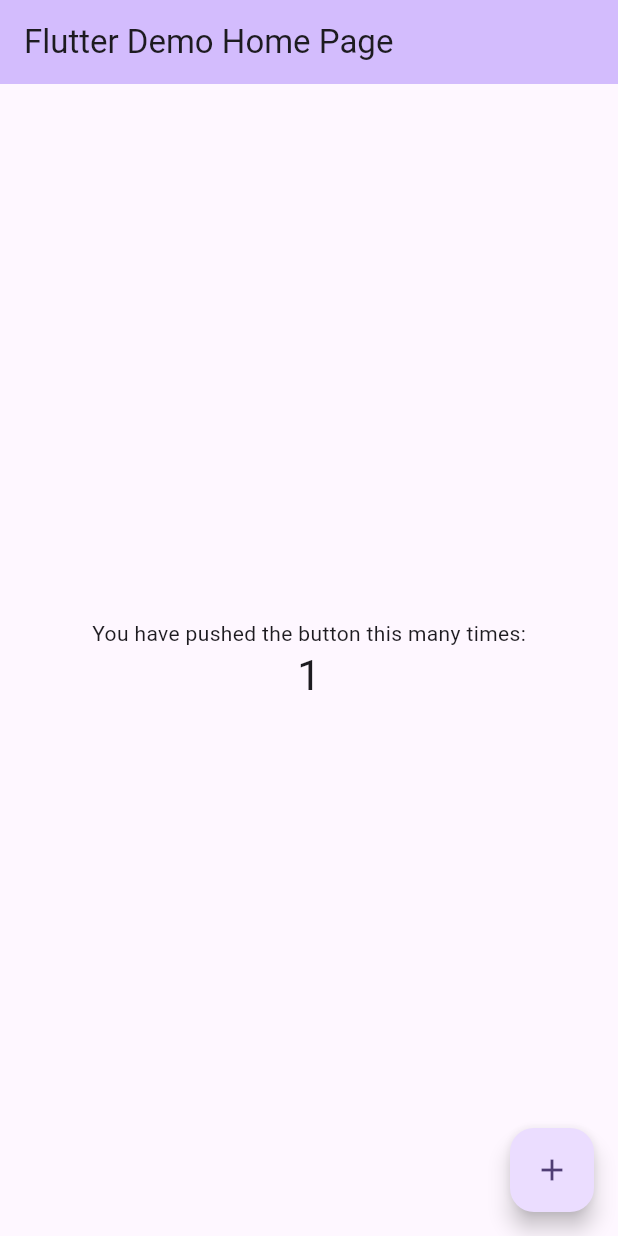
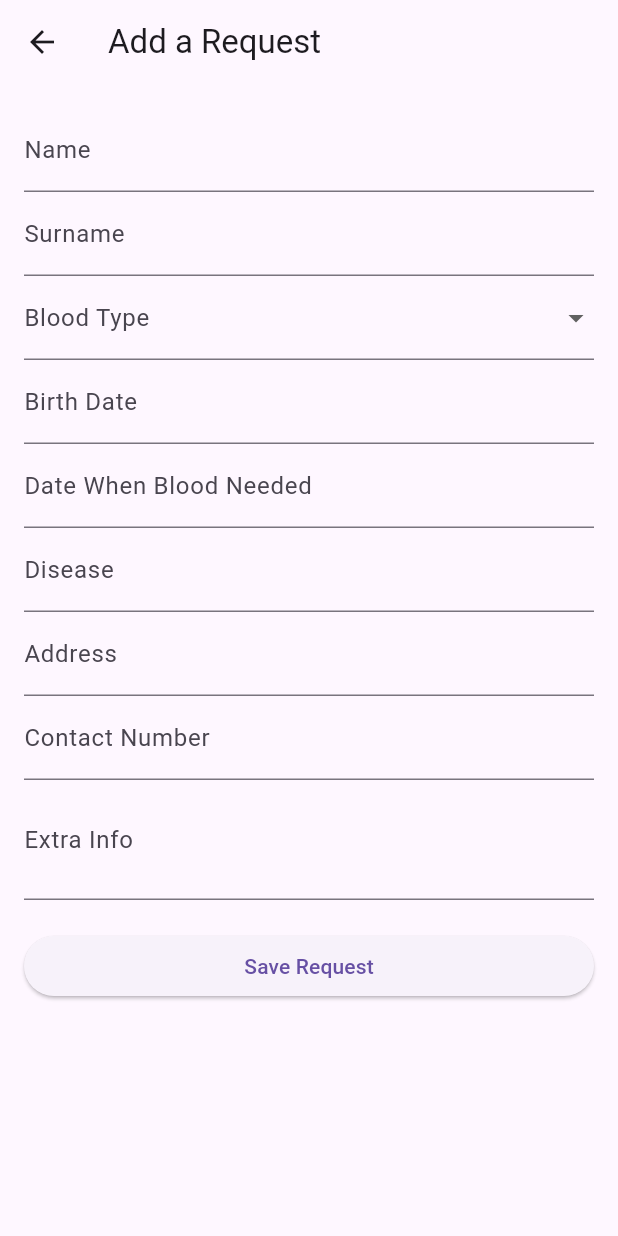
Before and after one commit to Durdana4/B-Life, a Flutter app: the screen it shows after launch, after a tap on the "add" icon, on a phone screen of 412 x 824 dp. Run offline on Flutter 3.47's test engine with Material 3 defaults, Android fonts, the phone set to English and light mode, and no system bars; our stand-ins replace sqflite; accounts and stored records are empty.

Commit message:
Add SQLite CRUD setup with request model and initial screens

```diff
--- a/lib/main.dart
+++ b/lib/main.dart
@@ -1,4 +1,7 @@
 import 'package:flutter/material.dart';
+import 'screens/requests/requests_list_screen.dart';
+import 'screens/requests/add_request_screen.dart';
+import 'screens/requests/request_details_screen.dart';
 
 void main() {
   runApp(const MyApp());
@@ -7,116 +10,17 @@ void main() {
 class MyApp extends StatelessWidget {
   const MyApp({super.key});
 
-  // This widget is the root of your application.
   @override
   Widget build(BuildContext context) {
     return MaterialApp(
-      title: 'Flutter Demo',
-      theme: ThemeData(
-        // This is the theme of your application.
-        //
-        // TRY THIS: Try running your application with "flutter run". You'll see
-        // the application has a purple toolbar. Then, without quitting the app,
-        // try changing the seedColor in the colorScheme below to Colors.green
-        // and then invoke "hot reload" (save your changes or press the "hot
-        // reload" button in a Flutter-supported IDE, or press "r" if you used
-        // the command line to start the app).
-        //
-        // Notice that the counter didn't reset back to zero; the application
-        // state is not lost during the reload. To reset the state, use hot
-        // restart instead.
-        //
-        // This works for code too, not just values: Most code changes can be
-        // tested with just a hot reload.
-        colorScheme: .fromSeed(seedColor: Colors.deepPurple),
-      ),
-      home: const MyHomePage(title: 'Flutter Demo Home Page'),
+      debugShowCheckedModeBanner: false,
+      title: 'BLife',
+      initialRoute: '/',
+      routes: {
+        '/': (context) => const RequestsListScreen(),
+        '/addRequest': (context) => const AddRequestScreen(),
+        '/requestDetails': (context) => const RequestDetailsScreen(),
+      },
     );
   }
 }
-
-class MyHomePage extends StatefulWidget {
-  const MyHomePage({super.key, required this.title});
-
-  // This widget is the home page of your application. It is stateful, meaning
-  // that it has a State object (defined below) that contains fields that affect
-  // how it looks.
-
-  // This class is the configuration for the state. It holds the values (in this
-  // case the title) provided by the parent (in this case the App widget) and
-  // used by the build method of the State. Fields in a Widget subclass are
-  // always marked "final".
-
-  final String title;
-
-  @override
-  State<MyHomePage> createState() => _MyHomePageState();
-}
-
-class _MyHomePageState extends State<MyHomePage> {
-  int _counter = 0;
-
-  void _incrementCounter() {
-    setState(() {
-      // This call to setState tells the Flutter framework that something has
-      // changed in this State, which causes it to rerun the build method below
-      // so that the display can reflect the updated values. If we changed
-      // _counter without calling setState(), then the build method would not be
-      // called again, and so nothing would appear to happen.
-      _counter++;
-    });
-  }
-
-  @override
-  Widget build(BuildContext context) {
-    // This method is rerun every time setState is called, for instance as done
-    // by the _incrementCounter method above.
-    //
-    // The Flutter framework has been optimized to make rerunning build methods
-    // fast, so that you can just rebuild anything that needs updating rather
-    // than having to individually change instances of widgets.
-    return Scaffold(
-      appBar: AppBar(
-        // TRY THIS: Try changing the color here to a specific color (to
-        // Colors.amber, perhaps?) and trigger a hot reload to see the AppBar
-        // change color while the other colors stay the same.
-        backgroundColor: Theme.of(context).colorScheme.inversePrimary,
-        // Here we take the value from the MyHomePage object that was created by
-        // the App.build method, and use it to set our appbar title.
-        title: Text(widget.title),
-      ),
-      body: Center(
-        // Center is a layout widget. It takes a single child and positions it
-        // in the middle of the parent.
-        child: Column(
-          // Column is also a layout widget. It takes a list of children and
-          // arranges them vertically. By default, it sizes itself to fit its
-          // children horizontally, and tries to be as tall as its parent.
-          //
-          // Column has various properties to control how it sizes itself and
-          // how it positions its children. Here we use mainAxisAlignment to
-          // center the children vertically; the main axis here is the vertical
-          // axis because Columns are vertical (the cross axis would be
-          // horizontal).
-          //
-          // TRY THIS: Invoke "debug painting" (choose the "Toggle Debug Paint"
-          // action in the IDE, or press "p" in the console), to see the
-          // wireframe for each widget.
-          mainAxisAlignment: .center,
-          children: [
-            const Text('You have pushed the button this many times:'),
-            Text(
-              '$_counter',
-              style: Theme.of(context).textTheme.headlineMedium,
-            ),
-          ],
-        ),
-      ),
-      floatingActionButton: FloatingActionButton(
-        onPressed: _incrementCounter,
-        tooltip: 'Increment',
-        child: const Icon(Icons.add),
-      ),
-    );
-  }
-}
--- /dev/null
+++ b/lib/models/request.dart
@@ -0,0 +1,57 @@
+class RequestModel {
+  int? id;
+  String name;
+  String surname;
+  String bloodType;
+  String birthDate;
+  String neededDate;
+  String disease;
+  String address;
+  String contactNumber;
+  String extraInfo;
+
+  RequestModel({
+    this.id,
+    required this.name,
+    required this.surname,
+    required this.bloodType,
+    required this.birthDate,
+    required this.neededDate,
+    required this.disease,
+    required this.address,
+    required this.contactNumber,
+    required this.extraInfo,
+  });
+
+  // Convert Request to Map for SQLite
+  Map<String, dynamic> toMap() {
+    return {
+      'id': id,
+      'name': name,
+      'surname': surname,
+      'bloodType': bloodType,
+      'birthDate': birthDate,
+      'neededDate': neededDate,
+      'disease': disease,
+      'address': address,
+      'contactNumber': contactNumber,
+      'extraInfo': extraInfo,
+    };
+  }
+
+  // Convert Map to Request
+  factory RequestModel.fromMap(Map<String, dynamic> map) {
+    return RequestModel(
+      id: map['id'],
+      name: map['name'],
+      surname: map['surname'],
+      bloodType: map['bloodType'],
+      birthDate: map['birthDate'],
+      neededDate: map['neededDate'],
+      disease: map['disease'],
+      address: map['address'],
+      contactNumber: map['contactNumber'],
+      extraInfo: map['extraInfo'],
+    );
+  }
+}
--- /dev/null
+++ b/lib/screens/requests/add_request_screen.dart
@@ -0,0 +1,153 @@
+import 'package:flutter/material.dart';
+import '../../models/request.dart';
+import '../../services/sqlite/database_helper.dart';
+
+class AddRequestScreen extends StatefulWidget {
+  const AddRequestScreen({Key? key}) : super(key: key);
+
+  @override
+  State<AddRequestScreen> createState() => _AddRequestScreenState();
+}
+
+class _AddRequestScreenState extends State<AddRequestScreen> {
+  final _formKey = GlobalKey<FormState>();
+
+  // Text controllers
+  final TextEditingController _nameController = TextEditingController();
+  final TextEditingController _surnameController = TextEditingController();
+  String? _selectedBloodType;
+
+  final TextEditingController _birthDateController = TextEditingController();
+  final TextEditingController _neededDateController = TextEditingController();
+
+  final TextEditingController _diseaseController = TextEditingController();
+  final TextEditingController _addressController = TextEditingController();
+  final TextEditingController _contactController = TextEditingController();
+  final TextEditingController _extraInfoController = TextEditingController();
+
+  // Blood types for dropdown
+  final List<String> _bloodTypes = [
+    "I+", "I-", "II+", "II-", "III+", "III-", "IV+", "IV-"
+  ];
+
+  Future<void> _saveRequest() async {
+    if (_formKey.currentState!.validate()) {
+      final newRequest = RequestModel(
+        name: _nameController.text,
+        surname: _surnameController.text,
+        bloodType: _selectedBloodType ?? '',
+        birthDate: _birthDateController.text,
+        neededDate: _neededDateController.text,
+        disease: _diseaseController.text,
+        address: _addressController.text,
+        contactNumber: _contactController.text,
+        extraInfo: _extraInfoController.text,
+      );
+
+      await DatabaseHelper.instance.insertRequest(newRequest);
+
+      ScaffoldMessenger.of(context).showSnackBar(
+        const SnackBar(content: Text("Request added successfully!")),
+      );
+
+      Navigator.pop(context);
+    }
+  }
+
+  @override
+  Widget build(BuildContext context) {
+    return Scaffold(
+      appBar: AppBar(title: const Text("Add a Request")),
+      body: Padding(
+        padding: const EdgeInsets.all(16.0),
+        child: Form(
+          key: _formKey,
+          child: ListView(
+            children: [
+              TextFormField(
+                controller: _nameController,
+                decoration: const InputDecoration(labelText: "Name"),
+                validator: (value) =>
+                value!.isEmpty ? "Name is required" : null,
+              ),
+
+              TextFormField(
+                controller: _surnameController,
+                decoration: const InputDecoration(labelText: "Surname"),
+                validator: (value) =>
+                value!.isEmpty ? "Surname is required" : null,
+              ),
+
+              // Blood Type Dropdown
+              DropdownButtonFormField<String>(
+                decoration: const InputDecoration(labelText: "Blood Type"),
+                items: _bloodTypes
+                    .map((bt) => DropdownMenuItem(
+                  value: bt,
+                  child: Text(bt),
+                ))
+                    .toList(),
+                onChanged: (value) {
+                  setState(() {
+                    _selectedBloodType = value;
+                  });
+                },
+                validator: (value) =>
+                value == null ? "Blood type is required" : null,
+              ),
+
+              TextFormField(
+                controller: _birthDateController,
+                decoration:
+                const InputDecoration(labelText: "Birth Date"),
+                validator: (value) =>
+                value!.isEmpty ? "Birth date is required" : null,
+              ),
+
+              TextFormField(
+                controller: _neededDateController,
+                decoration: const InputDecoration(
+                    labelText: "Date When Blood Needed"),
+                validator: (value) =>
+                value!.isEmpty ? "Required date is needed" : null,
+              ),
+
+              TextFormField(
+                controller: _diseaseController,
+                decoration: const InputDecoration(labelText: "Disease"),
+              ),
+
+              TextFormField(
+                controller: _addressController,
+                decoration: const InputDecoration(labelText: "Address"),
+                validator: (value) =>
+                value!.isEmpty ? "Address is required" : null,
+              ),
+
+              TextFormField(
+                controller: _contactController,
+                decoration:
+                const InputDecoration(labelText: "Contact Number"),
+                validator: (value) =>
+                value!.isEmpty ? "Contact number is required" : null,
+              ),
+
+              TextFormField(
+                controller: _extraInfoController,
+                decoration: const InputDecoration(labelText: "Extra Info"),
+                maxLines: 2,
+              ),
+
+              const SizedBox(height: 20),
+
+              ElevatedButton(
+                onPressed: _saveRequest,
+                child: const Text("Save Request"),
+              ),
+            ],
+          ),
+        ),
+      ),
+    );
+  }
+}
--- /dev/null
+++ b/lib/screens/requests/request_details_screen.dart
@@ -0,0 +1,103 @@
+import 'package:flutter/material.dart';
+import '../../models/request.dart';
+import '../../services/sqlite/database_helper.dart';
+
+class RequestDetailsScreen extends StatefulWidget {
+  const RequestDetailsScreen({Key? key}) : super(key: key);
+
+  @override
+  State<RequestDetailsScreen> createState() => _RequestDetailsScreenState();
+}
+
+class _RequestDetailsScreenState extends State<RequestDetailsScreen> {
+  RequestModel? request;
+
+  Future<void> _loadRequest(int id) async {
+    final data = await DatabaseHelper.instance.getRequest(id);
+    setState(() {
+      request = data;
+    });
+  }
+
+  Future<void> _deleteRequest(int id) async {
+    await DatabaseHelper.instance.deleteRequest(id);
+    Navigator.pop(context); // go back to list
+  }
+
+  @override
+  void didChangeDependencies() {
+    super.didChangeDependencies();
+
+    // Receive request ID from navigation arguments
+    final int id = ModalRoute.of(context)!.settings.arguments as int;
+    _loadRequest(id);
+  }
+
+  @override
+  Widget build(BuildContext context) {
+    return Scaffold(
+      appBar: AppBar(
+        title: const Text("Request Details"),
+        actions: [
+          IconButton(
+            icon: const Icon(Icons.delete),
+            onPressed: () {
+              if (request != null) {
+                _deleteRequest(request!.id!);
+              }
+            },
+          ),
+        ],
+      ),
+      body: request == null
+          ? const Center(child: CircularProgressIndicator())
+          : Padding(
+        padding: const EdgeInsets.all(16.0),
+        child: ListView(
+          children: [
+            _info("Name", request!.name),
+            _info("Surname", request!.surname),
+            _info("Blood Type", request!.bloodType),
+            _info("Birth Date", request!.birthDate),
+            _info("Needed Date", request!.neededDate),
+            _info("Disease", request!.disease),
+            _info("Address", request!.address),
+            _info("Contact Number", request!.contactNumber),
+            _info("Extra Info", request!.extraInfo),
+
+            const SizedBox(height: 20),
+
+            ElevatedButton(
+              onPressed: () {
+                Navigator.pushNamed(
+                  context,
+                  '/editRequest',
+                  arguments: request!.id,
+                ).then((_) {
+                  _loadRequest(request!.id!);
+                });
+              },
+              child: const Text("Edit Request"),
+            ),
+          ],
+        ),
+      ),
+    );
+  }
+
+  Widget _info(String title, String value) {
+    return Padding(
+      padding: const EdgeInsets.only(bottom: 12),
+      child: Column(
+        crossAxisAlignment: CrossAxisAlignment.start,
+        children: [
+          Text(title,
+              style:
+              const TextStyle(fontSize: 14, fontWeight: FontWeight.bold)),
+          const SizedBox(height: 4),
+          Text(value, style: const TextStyle(fontSize: 16)),
+        ],
+      ),
+    );
+  }
+}
--- /dev/null
+++ b/lib/screens/requests/requests_list_screen.dart
@@ -0,0 +1,74 @@
+import 'package:flutter/material.dart';
+import '../../models/request.dart';
+import '../../services/sqlite/database_helper.dart';
+
+class RequestsListScreen extends StatefulWidget {
+  const RequestsListScreen({Key? key}) : super(key: key);
+
+  @override
+  State<RequestsListScreen> createState() => _RequestsListScreenState();
+}
+
+class _RequestsListScreenState extends State<RequestsListScreen> {
+  List<RequestModel> _requests = [];
+
+  @override
+  void initState() {
+    super.initState();
+    _loadRequests();
+  }
+
+  Future<void> _loadRequests() async {
+    final data = await DatabaseHelper.instance.getAllRequests();
+    setState(() {
+      _requests = data;
+    });
+  }
+
+  @override
+  Widget build(BuildContext context) {
+    return Scaffold(
+      appBar: AppBar(
+        title: const Text("Blood Requests"),
+      ),
+      floatingActionButton: FloatingActionButton(
+        onPressed: () {
+          Navigator.pushNamed(context, '/addRequest').then((_) {
+            _loadRequests(); // Refresh after returning
+          });
+        },
+        child: const Icon(Icons.add),
+      ),
+      body: _requests.isEmpty
+          ? const Center(
+        child: Text(
+          "No requests yet",
+          style: TextStyle(fontSize: 18),
+        ),
+      )
+          : ListView.builder(
+        itemCount: _requests.length,
+        itemBuilder: (context, index) {
+          final req = _requests[index];
+          return Card(
+            elevation: 2,
+            margin: const EdgeInsets.symmetric(
+                horizontal: 12, vertical: 6),
+            child: ListTile(
+              title: Text("${req.name} ${req.surname}"),
+              subtitle: Text("Blood Type: ${req.bloodType}"),
+              trailing: const Icon(Icons.arrow_forward_ios),
+              onTap: () {
+                Navigator.pushNamed(
+                  context,
+                  '/requestDetails',
+                  arguments: req.id,
+                ).then((_) => _loadRequests());
+              },
+            ),
+          );
+        },
+      ),
+    );
+  }
+}
--- /dev/null
+++ b/lib/services/sqlite/database_helper.dart
@@ -0,0 +1,87 @@
+import 'dart:async';
+import 'package:path/path.dart';
+import 'package:sqflite/sqflite.dart';
+import '../../models/request.dart';
+
+class DatabaseHelper {
+  static final DatabaseHelper instance = DatabaseHelper._init();
+  static Database? _database;
+
+  DatabaseHelper._init();
+
+  Future<Database> get database async {
+    if (_database != null) return _database!;
+    _database = await _initDB('blife.db');
+    return _database!;
+  }
+
+  Future<Database> _initDB(String filePath) async {
+    final dbPath = await getDatabasesPath();
+    final path = join(dbPath, filePath);
+
+    return await openDatabase(
+      path,
+      version: 1,
+      onCreate: _createDB,
+    );
+  }
+
+  Future _createDB(Database db, int version) async {
+    await db.execute('''
+    CREATE TABLE requests(
+      id INTEGER PRIMARY KEY AUTOINCREMENT,
+      name TEXT,
+      surname TEXT,
+      bloodType TEXT,
+      birthDate TEXT,
+      neededDate TEXT,
+      disease TEXT,
+      address TEXT,
+      contactNumber TEXT,
+      extraInfo TEXT
+    )
+    ''');
+  }
+
+  // Create
+  Future<int> insertRequest(RequestModel request) async {
+    final db = await instance.database;
+    return await db.insert('requests', request.toMap());
+  }
+
+  // Read all
+  Future<List<RequestModel>> getAllRequests() async {
+    final db = await instance.database;
+    final result = await db.query('requests');
+    return result.map((e) => RequestModel.fromMap(e)).toList();
+  }
+
+  // Read one
+  Future<RequestModel?> getRequest(int id) async {
+    final db = await instance.database;
+    final result =
+    await db.query('requests', where: 'id = ?', whereArgs: [id]);
+
+    if (result.isNotEmpty) {
+      return RequestModel.fromMap(result.first);
+    }
+    return null;
+  }
+
+  // Update
+  Future<int> updateRequest(RequestModel request) async {
+    final db = await instance.database;
+    return db.update(
+      'requests',
+      request.toMap(),
+      where: 'id = ?',
+      whereArgs: [request.id],
+    );
+  }
+
+  // Delete
+  Future<int> deleteRequest(int id) async {
+    final db = await instance.database;
+    return await db.delete('requests', where: 'id = ?', whereArgs: [id]);
+  }
+}
--- a/pubspec.yaml
+++ b/pubspec.yaml
@@ -30,6 +30,11 @@ environment:
 dependencies:
   flutter:
     sdk: flutter
+
+  sqflite: ^2.3.0
+  path: ^1.8.3
+  path_provider: ^2.0.14
+
 
   # The following adds the Cupertino Icons font to your application.
   # Use with the CupertinoIcons class for iOS style icons.
```
Also changed, not shown: pubspec.lock, 1 other file.
